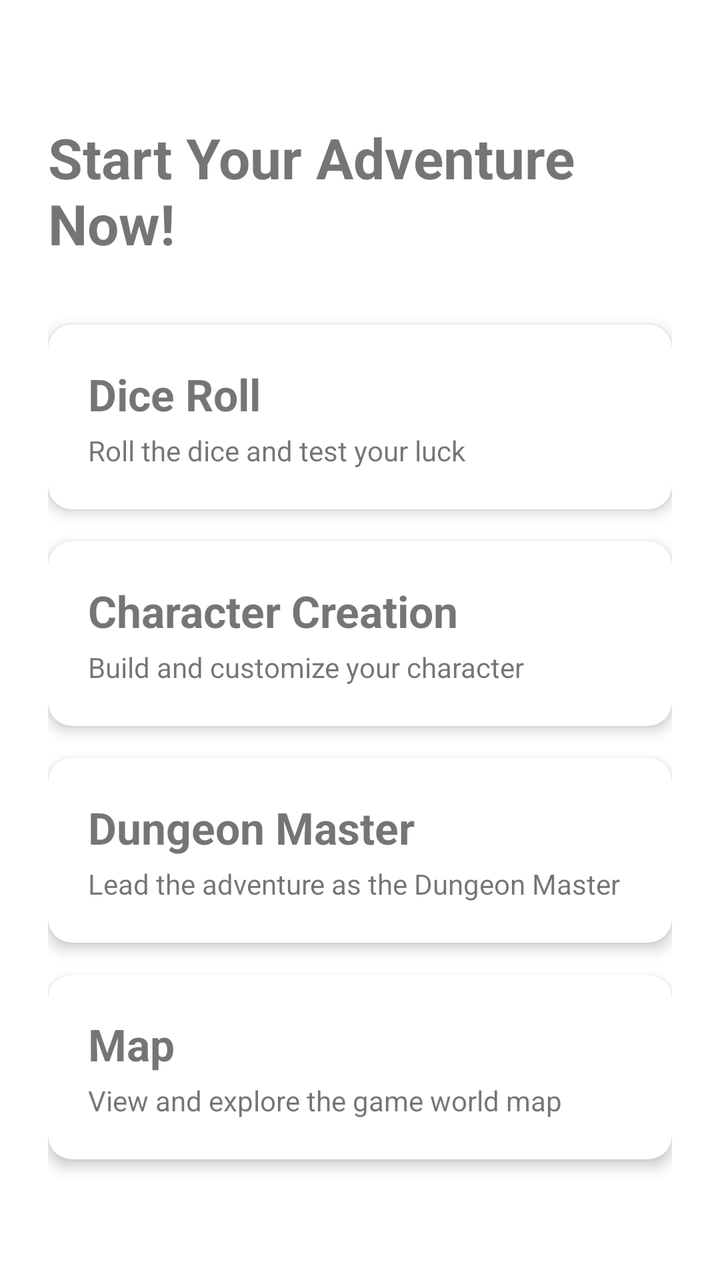
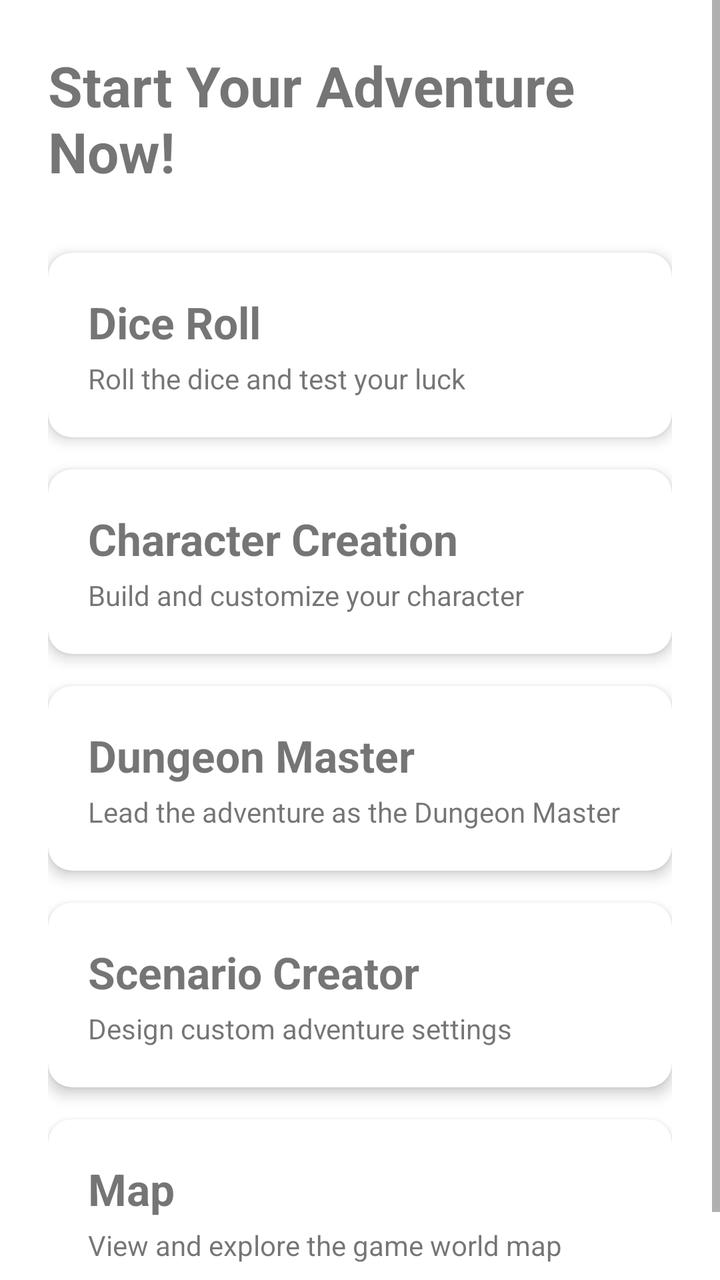

Compare the two renders of this Android layout. The source of the first and the diff that turns it into the second are given below.
<!-- AndroidManifest.xml: application theme Theme.BoardGames -->
<!-- res/layout/activity_main.xml -->
<?xml version="1.0" encoding="utf-8"?>
<LinearLayout xmlns:android="http://schemas.android.com/apk/res/android"
    xmlns:app="http://schemas.android.com/apk/res-auto"
    android:layout_width="match_parent"
    android:layout_height="match_parent"
    android:gravity="center"
    android:orientation="vertical"
    android:padding="24dp">

    <TextView
        android:layout_width="wrap_content"
        android:layout_height="wrap_content"
        android:layout_marginBottom="32dp"
        android:text="@string/choose_game"
        android:textSize="28sp"
        android:textStyle="bold" />

    <com.google.android.material.card.MaterialCardView
        android:id="@+id/card_dice_roll"
        android:layout_width="match_parent"
        android:layout_height="wrap_content"
        android:layout_marginBottom="16dp"
        android:clickable="true"
        android:focusable="true"
        app:cardCornerRadius="12dp"
        app:cardElevation="4dp">

        <LinearLayout
            android:layout_width="match_parent"
            android:layout_height="wrap_content"
            android:orientation="vertical"
            android:padding="20dp">

            <TextView
                android:layout_width="wrap_content"
                android:layout_height="wrap_content"
                android:text="@string/dice_roll"
                android:textSize="22sp"
                android:textStyle="bold" />

            <TextView
                android:layout_width="wrap_content"
                android:layout_height="wrap_content"
                android:layout_marginTop="4dp"
                android:text="@string/dice_roll_desc"
                android:textSize="14sp" />
        </LinearLayout>
    </com.google.android.material.card.MaterialCardView>

    <com.google.android.material.card.MaterialCardView
        android:id="@+id/card_character_creation"
        android:layout_width="match_parent"
        android:layout_height="wrap_content"
        android:layout_marginBottom="16dp"
        android:clickable="true"
        android:focusable="true"
        app:cardCornerRadius="12dp"
        app:cardElevation="4dp">

        <LinearLayout
            android:layout_width="match_parent"
            android:layout_height="wrap_content"
            android:orientation="vertical"
            android:padding="20dp">

            <TextView
                android:layout_width="wrap_content"
                android:layout_height="wrap_content"
                android:text="@string/character_creation"
                android:textSize="22sp"
                android:textStyle="bold" />

            <TextView
                android:layout_width="wrap_content"
                android:layout_height="wrap_content"
                android:layout_marginTop="4dp"
                android:text="@string/character_creation_desc"
                android:textSize="14sp" />
        </LinearLayout>
    </com.google.android.material.card.MaterialCardView>

    <com.google.android.material.card.MaterialCardView
        android:id="@+id/card_dungeon_master"
        android:layout_width="match_parent"
        android:layout_height="wrap_content"
        android:clickable="true"
        android:focusable="true"
        app:cardCornerRadius="12dp"
        app:cardElevation="4dp">

        <LinearLayout
            android:layout_width="match_parent"
            android:layout_height="wrap_content"
            android:orientation="vertical"
            android:padding="20dp">

            <TextView
                android:layout_width="wrap_content"
                android:layout_height="wrap_content"
                android:text="@string/dungeon_master"
                android:textSize="22sp"
                android:textStyle="bold" />

            <TextView
                android:layout_width="wrap_content"
                android:layout_height="wrap_content"
                android:layout_marginTop="4dp"
                android:text="@string/dungeon_master_desc"
                android:textSize="14sp" />
        </LinearLayout>
    </com.google.android.material.card.MaterialCardView>

    <com.google.android.material.card.MaterialCardView
        android:id="@+id/card_map"
        android:layout_width="match_parent"
        android:layout_height="wrap_content"
        android:layout_marginTop="16dp"
        android:clickable="true"
        android:focusable="true"
        app:cardCornerRadius="12dp"
        app:cardElevation="4dp">

        <LinearLayout
            android:layout_width="match_parent"
            android:layout_height="wrap_content"
            android:orientation="vertical"
            android:padding="20dp">

            <TextView
                android:layout_width="wrap_content"
                android:layout_height="wrap_content"
                android:text="@string/map"
                android:textSize="22sp"
                android:textStyle="bold" />

            <TextView
                android:layout_width="wrap_content"
                android:layout_height="wrap_content"
                android:layout_marginTop="4dp"
                android:text="@string/map_desc"
                android:textSize="14sp" />
        </LinearLayout>
    </com.google.android.material.card.MaterialCardView>

</LinearLayout>
<!-- resources referenced by this layout -->
<resources>
  <string name="character_creation">Character Creation</string>
  <string name="character_creation_desc">Build and customize your character</string>
  <string name="choose_game">Start Your Adventure Now!</string>
  <string name="dice_roll">Dice Roll</string>
  <string name="dice_roll_desc">Roll the dice and test your luck</string>
  <string name="dungeon_master">Dungeon Master</string>
  <string name="dungeon_master_desc">Lead the adventure as the Dungeon Master</string>
  <string name="map">Map</string>
  <string name="map_desc">View and explore the game world map</string>
  <style name="Theme.BoardGames" parent="Theme.MaterialComponents.DayNight.DarkActionBar">
          
          <item name="colorPrimary">@color/purple_500</item>
          <item name="colorPrimaryVariant">@color/purple_700</item>
          <item name="colorOnPrimary">@color/white</item>
          
          <item name="colorSecondary">@color/teal_200</item>
          <item name="colorSecondaryVariant">@color/teal_700</item>
          <item name="colorOnSecondary">@color/black</item>
          
          <item name="android:statusBarColor">?attr/colorPrimaryVariant</item>
          
      </style>
  <color name="purple_500">#FF6200EE</color>
  <color name="purple_700">#FF3700B3</color>
  <color name="white">#FFFFFFFF</color>
  <color name="teal_200">#FF03DAC5</color>
  <color name="teal_700">#FF018786</color>
  <color name="black">#FF000000</color>
</resources>

<!-- the commit's change to res/layout/activity_main.xml (unified diff, before → after) -->
@@ -1,9 +1,14 @@
 <?xml version="1.0" encoding="utf-8"?>
-<LinearLayout xmlns:android="http://schemas.android.com/apk/res/android"
+<ScrollView xmlns:android="http://schemas.android.com/apk/res/android"
+    android:layout_width="match_parent"
+    android:layout_height="match_parent"
+    android:fillViewport="true">
+
+<LinearLayout
     xmlns:app="http://schemas.android.com/apk/res-auto"
     android:layout_width="match_parent"
-    android:layout_height="match_parent"
-    android:gravity="center"
+    android:layout_height="wrap_content"
+    android:gravity="center_horizontal"
     android:orientation="vertical"
     android:padding="24dp">
 
@@ -111,6 +116,38 @@
     </com.google.android.material.card.MaterialCardView>
 
     <com.google.android.material.card.MaterialCardView
+        android:id="@+id/card_scenario_creation"
+        android:layout_width="match_parent"
+        android:layout_height="wrap_content"
+        android:layout_marginTop="16dp"
+        android:clickable="true"
+        android:focusable="true"
+        app:cardCornerRadius="12dp"
+        app:cardElevation="4dp">
+
+        <LinearLayout
+            android:layout_width="match_parent"
+            android:layout_height="wrap_content"
+            android:orientation="vertical"
+            android:padding="20dp">
+
+            <TextView
+                android:layout_width="wrap_content"
+                android:layout_height="wrap_content"
+                android:text="@string/sc_title"
+                android:textSize="22sp"
+                android:textStyle="bold" />
+
+            <TextView
+                android:layout_width="wrap_content"
+                android:layout_height="wrap_content"
+                android:layout_marginTop="4dp"
+                android:text="@string/sc_desc"
+                android:textSize="14sp" />
+        </LinearLayout>
+    </com.google.android.material.card.MaterialCardView>
+
+    <com.google.android.material.card.MaterialCardView
         android:id="@+id/card_map"
         android:layout_width="match_parent"
         android:layout_height="wrap_content"
@@ -143,3 +180,4 @@
     </com.google.android.material.card.MaterialCardView>
 
 </LinearLayout>
+</ScrollView>
<!-- resource entries referenced after the edit -->
@@ -9,6 +9,8 @@
   <string name="dungeon_master_desc">Lead the adventure as the Dungeon Master</string>
   <string name="map">Map</string>
   <string name="map_desc">View and explore the game world map</string>
+  <string name="sc_desc">Design custom adventure settings</string>
+  <string name="sc_title">Scenario Creator</string>
   <style name="Theme.BoardGames" parent="Theme.MaterialComponents.DayNight.DarkActionBar">
           
           <item name="colorPrimary">@color/purple_500</item>
